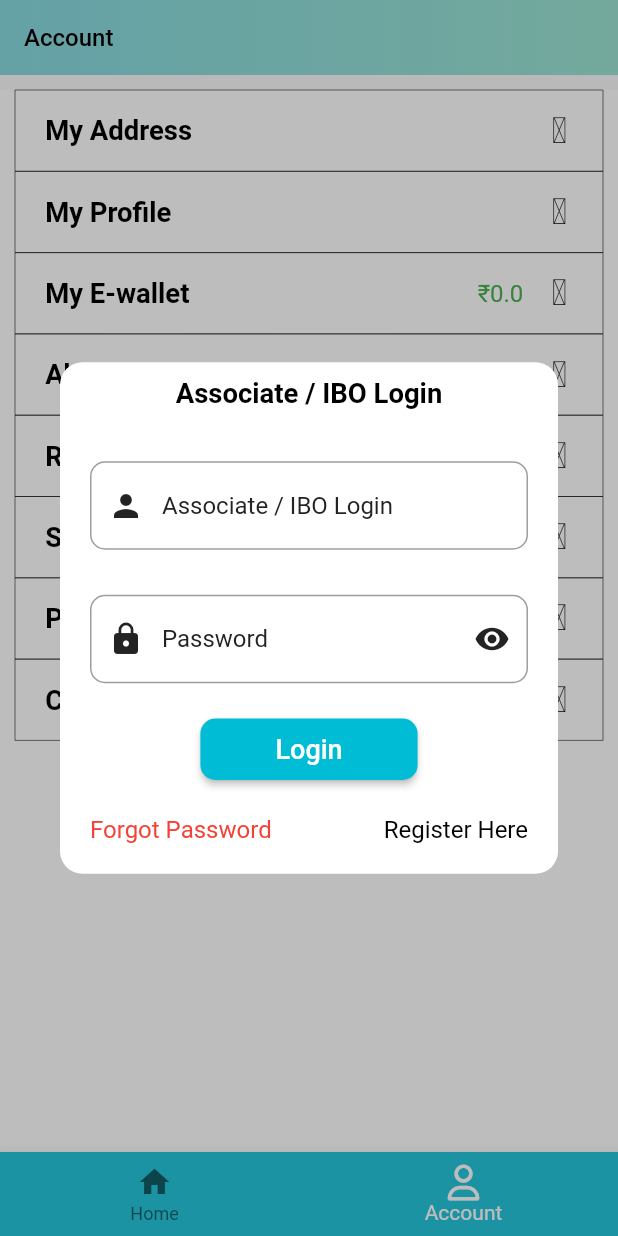
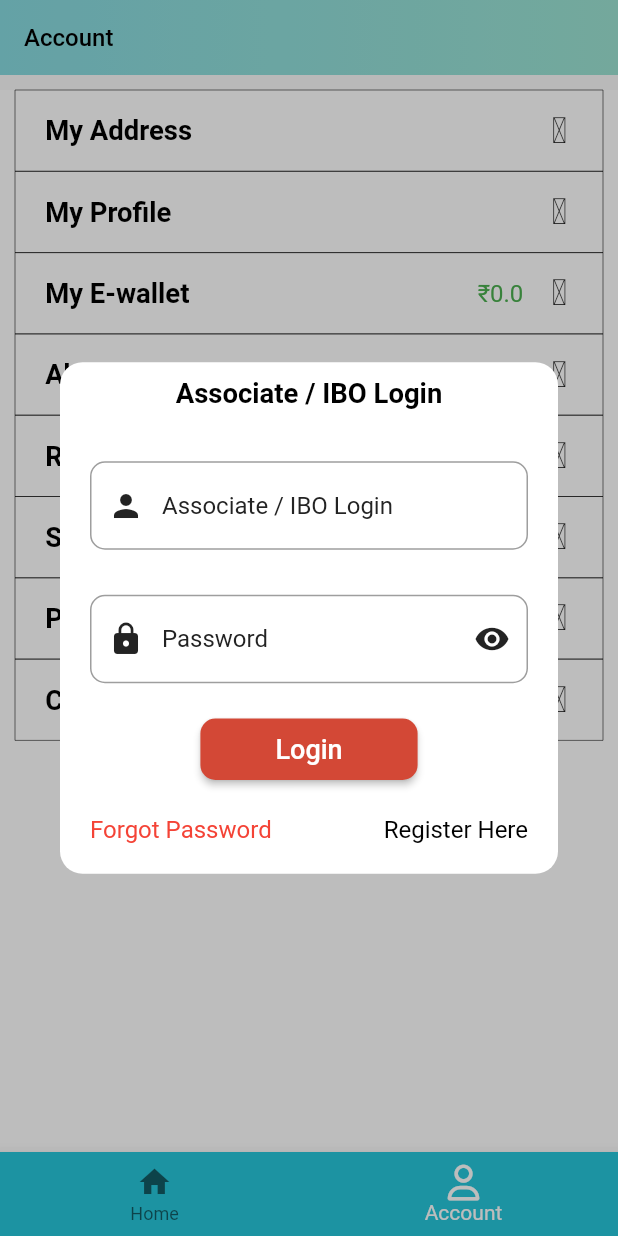
Before and after one commit to vaghelachirag/NebulaShoppy, a Flutter app: the screen it shows after launch, item 2 of the bottom bar chosen, on a phone screen of 412 x 824 dp. Run offline on Flutter 3.47's test engine with Material 2 defaults, Android fonts, the light colour scheme and no system bars; our stand-ins replace carousel_slider, community_material_icon, device_info_plus, flutter_html, flutter_screenutil, flutter_svg and 7 more; missing offline and left inert: flutter_launcher_icons, payumoney_pro_unofficial; accounts and stored records are empty; network calls fail; Roboto replaces fonts that are missing (Ember, Ember-Bold).

Commit message:
working on material progressbar

```diff
--- a/lib/widget/LoginDialoug.dart
+++ b/lib/widget/LoginDialoug.dart
@@ -122,7 +122,7 @@
               SizedBox(height: 20),
               ElevatedButton(
                 // style: elevatedButtonStyle(),
-                style: buttonShapeStle(),
+                style: buttonShapeLogin(),
                 onPressed: () async {
                   FocusScope.of(context).unfocus();
                   if (_formKey.currentState!.validate()) {
--- a/lib/widget/common_widget.dart
+++ b/lib/widget/common_widget.dart
@@ -62,6 +62,23 @@
       ),
     ),
     backgroundColor: MaterialStateProperty.all<Color>(Colors.cyan),
+  );
+}
+
+ButtonStyle buttonShapeLogin() {
+  return ButtonStyle(
+    padding: MaterialStateProperty.all<EdgeInsets>(
+        EdgeInsets.fromLTRB(50, 10, 50, 10)),
+    shape: MaterialStateProperty.all(
+      RoundedRectangleBorder(
+        borderRadius: BorderRadius.only(
+            topLeft: Radius.circular(10),
+            bottomRight: Radius.circular(10),
+            bottomLeft: Radius.circular(10),
+            topRight: Radius.circular(10)),
+      ),
+    ),
+    backgroundColor: MaterialStateProperty.all<Color>(loginButtonColor),
   );
 }
 
@@ -158,7 +175,16 @@
         }),
   );
 }
-
+Container showMaterialProgressbar(double height){
+  return   Container(
+                    child:
+                    LinearProgressIndicator(
+                      backgroundColor: Colors.red[100],
+                      color: Colors.red[300],
+                      minHeight: height,
+                    ),
+                  );
+}
 Padding loadSkeletonLoadersGrid(
     Widget box, Axis vertical, BuildContext context) {
   return Padding(
--- a/lib/widget/soldoutdialoug.dart
+++ b/lib/widget/soldoutdialoug.dart
@@ -34,6 +34,8 @@
               color: Colors.red
             ),
           ),
+           SizedBox(height: 10),
+           Image.asset('assets/images/soldout.png',fit: BoxFit.contain,),
           SizedBox(height: 15),
           Container(
             margin: EdgeInsets.fromLTRB(10, 5, 10, 0),
```
Also changed, not shown: lib/screen/address/getmyAddress.dart (+13 -2 lines), lib/uttils/constant.dart (+20 -0 lines), lib/widget/getmyAddressDialoug.dart (+13 -4 lines).
